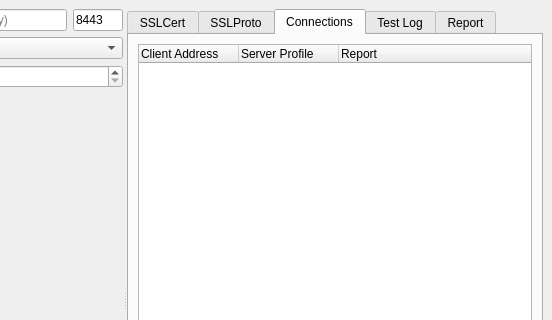
Qt form ui/main.ui (abbbe/sslcaudit) before a commit; both pictures show x 248 to 800 and y 0 to 320 of the 800 by 600 pixel window.
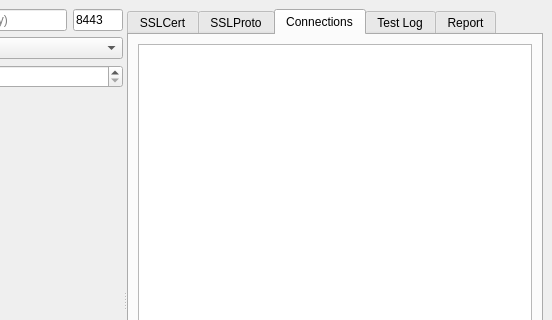
The same form after that commit. The open tabs and pages were chosen to show the change.

Commit message: replaced treeWidget with treeView using a custom model

The edit to the form file:
```diff
--- a/ui/main.ui
+++ b/ui/main.ui
@@ -20,7 +20,7 @@
       <property name="orientation">
        <enum>Qt::Horizontal</enum>
       </property>
-      <widget class="QWidget" name="">
+      <widget class="QWidget" name="layoutWidget">
        <layout class="QVBoxLayout" name="verticalLayout">
         <item>
          <layout class="QFormLayout" name="formLayout">
@@ -469,23 +469,7 @@
         </attribute>
         <layout class="QGridLayout" name="gridLayout_3">
          <item row="0" column="0">
-          <widget class="QTreeWidget" name="treeWidget">
-           <column>
-            <property name="text">
-             <string>Client Address</string>
-            </property>
-           </column>
-           <column>
-            <property name="text">
-             <string>Server Profile</string>
-            </property>
-           </column>
-           <column>
-            <property name="text">
-             <string>Report</string>
-            </property>
-           </column>
-          </widget>
+          <widget class="QTreeView" name="treeView"/>
          </item>
         </layout>
        </widget>
```
Left out of the diff: 4 changed lines with no effect on the pictures. The commit also changes 2 other files.
